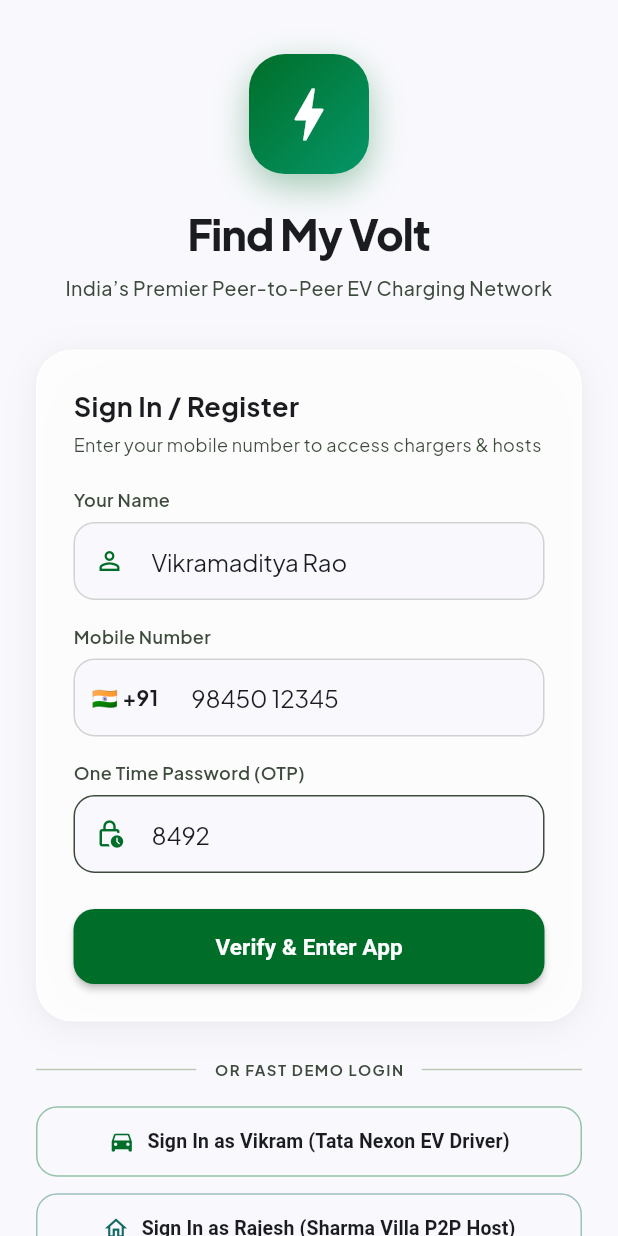
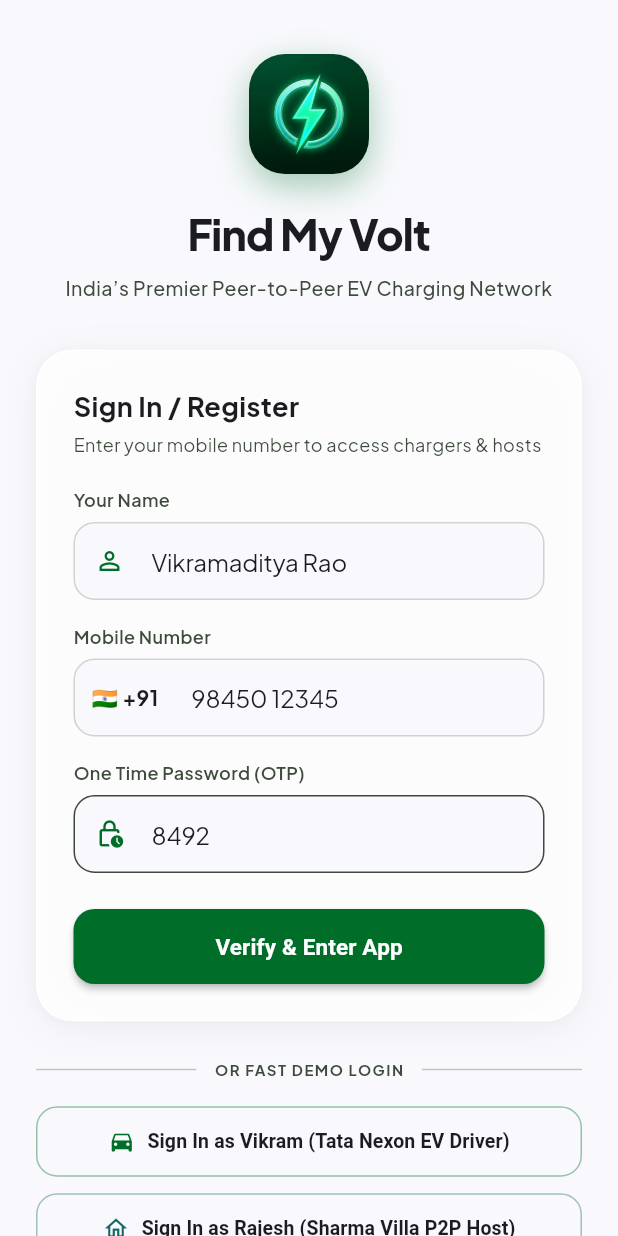
Before and after one commit to 24f2005141/Find-my-volt, a Flutter app: the screen it shows after launch, after a tap on "Get OTP Code", on a phone screen of 412 x 824 dp. Run offline on Flutter 3.47's test engine with Material 3 defaults, Android fonts, the phone set to English and light mode, and no system bars; our stand-ins replace flutter_map, google_fonts, latlong2; network calls fail.

Commit message:
feat: Add official Find My Volt app icon logo across mobile assets, web PWA, and in-app branding

```diff
--- a/lib/screens/auth/login_screen.dart
+++ b/lib/screens/auth/login_screen.dart
@@ -70,11 +70,6 @@ class _LoginScreenState extends State<LoginScreen> {
                       width: 80,
                       height: 80,
                       decoration: BoxDecoration(
-                        gradient: const LinearGradient(
-                          colors: [AppColors.primary, Color(0xFF059669)],
-                          begin: Alignment.topLeft,
-                          end: Alignment.bottomRight,
-                        ),
                         borderRadius: BorderRadius.circular(24),
                         boxShadow: [
                           BoxShadow(
@@ -84,10 +79,28 @@ class _LoginScreenState extends State<LoginScreen> {
                           ),
                         ],
                       ),
-                      child: const Icon(
-                        Icons.bolt,
-                        size: 46,
-                        color: Colors.white,
+                      child: ClipRRect(
+                        borderRadius: BorderRadius.circular(24),
+                        child: Image.asset(
+                          'assets/images/app_logo.png',
+                          width: 80,
+                          height: 80,
+                          fit: BoxFit.cover,
+                          errorBuilder: (context, error, stackTrace) => Container(
+                            decoration: const BoxDecoration(
+                              gradient: LinearGradient(
+                                colors: [AppColors.primary, Color(0xFF059669)],
+                                begin: Alignment.topLeft,
+                                end: Alignment.bottomRight,
+                              ),
+                            ),
+                            child: const Icon(
+                              Icons.bolt,
+                              size: 46,
+                              color: Colors.white,
+                            ),
+                          ),
+                        ),
                       ),
                     ),
                   ),
--- a/lib/widgets/app_header.dart
+++ b/lib/widgets/app_header.dart
@@ -52,11 +52,18 @@ class AppHeader extends StatelessWidget implements PreferredSizeWidget {
                 ),
                 const SizedBox(width: 4),
               ] else ...[
-                Container(
+                ClipRRect(
+                  borderRadius: BorderRadius.circular(10),
+                  child: Image.asset(
+                    'assets/images/app_logo.png',
+                    width: 34,
+                    height: 34,
+                    fit: BoxFit.cover,
+                    errorBuilder: (context, error, stackTrace) => Container(
                       width: 34,
                       height: 34,
                       decoration: BoxDecoration(
-                    color: AppColors.primaryContainer.withOpacity(0.18),
+                        color: AppColors.primaryContainer.withValues(alpha: 0.18),
                         borderRadius: BorderRadius.circular(10),
                       ),
                       child: const Center(
@@ -64,6 +71,8 @@ class AppHeader extends StatelessWidget implements PreferredSizeWidget {
                           Icons.bolt,
                           color: AppColors.primary,
                           size: 22,
+                        ),
+                      ),
                     ),
                   ),
                 ),
--- a/pubspec.yaml
+++ b/pubspec.yaml
@@ -62,6 +62,9 @@ flutter:
   # the material Icons class.
   uses-material-design: true
 
+  assets:
+    - assets/images/
+
   # To add assets to your application, add an assets section, like this:
   # assets:
   #   - images/a_dot_burr.jpeg
```
Also changed, not shown: assets/images/app_logo.png (added), 10 other files. Lines whose indentation alone changed are shown as unchanged.
